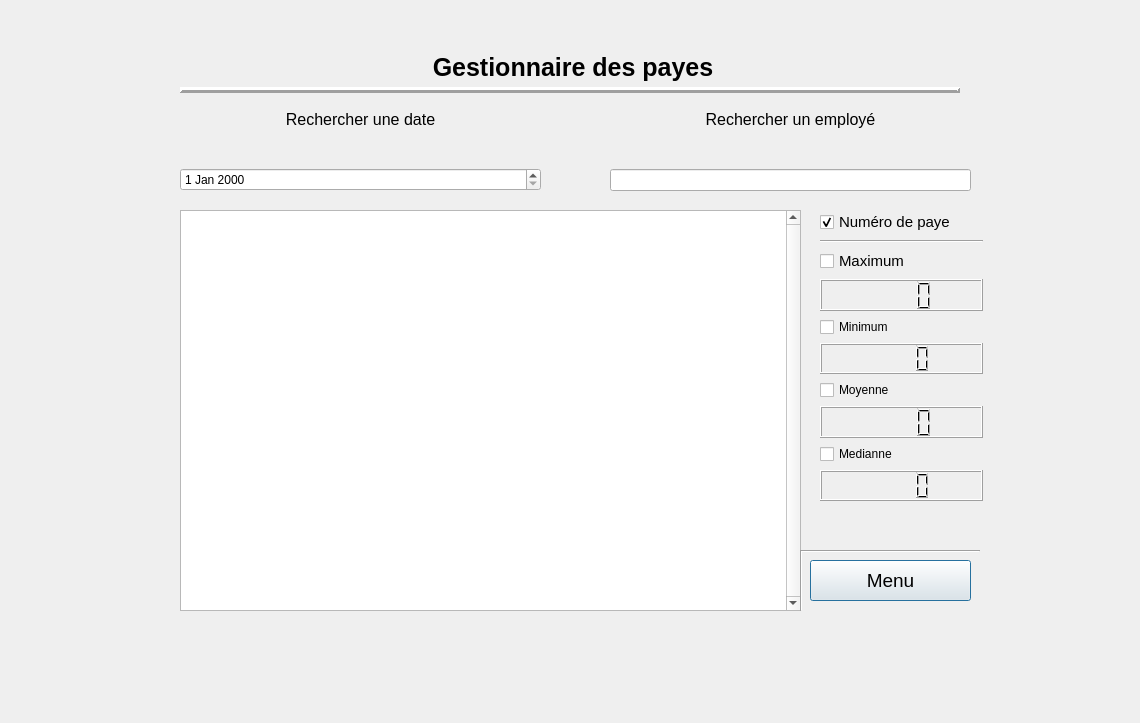
Above: UI/MenuPaye.ui from LePerron/Application-gestion-employes-projet-session-2023 before the change. Below: the same form after it.
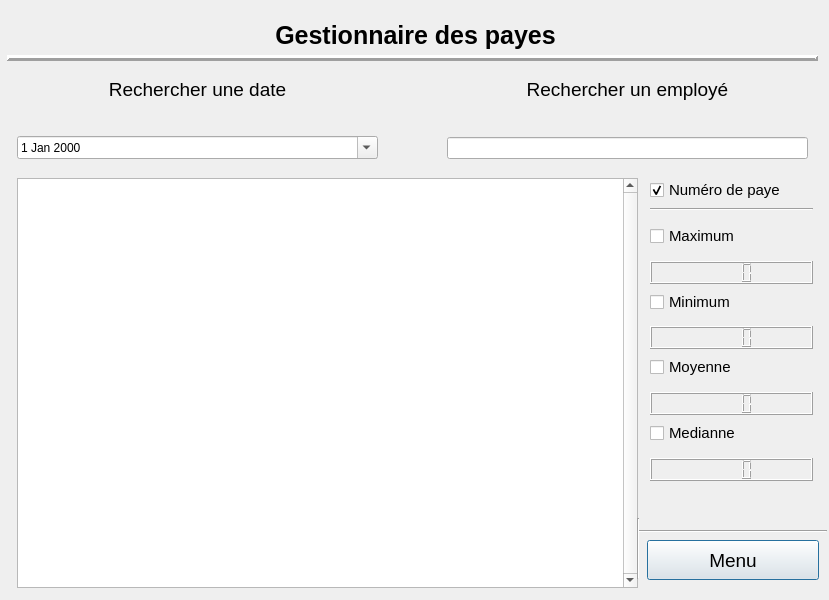
That is the form after the change.

Commit message: modification de l'interface

```diff
--- a/UI/MenuPaye.ui
+++ b/UI/MenuPaye.ui
@@ -6,8 +6,8 @@
    <rect>
     <x>0</x>
     <y>0</y>
-    <width>1140</width>
-    <height>723</height>
+    <width>829</width>
+    <height>600</height>
    </rect>
   </property>
   <property name="windowTitle">
@@ -16,8 +16,8 @@
   <widget class="QWidget" name="verticalLayoutWidget_4">
    <property name="geometry">
     <rect>
-     <x>180</x>
-     <y>110</y>
+     <x>17</x>
+     <y>78</y>
      <width>361</width>
      <height>81</height>
     </rect>
@@ -27,7 +27,7 @@
      <widget class="QLabel" name="labelRechercherEmployeDate">
       <property name="font">
        <font>
-        <pointsize>12</pointsize>
+        <pointsize>14</pointsize>
        </font>
       </property>
       <property name="text">
@@ -52,16 +52,20 @@
      </spacer>
     </item>
     <item>
-     <widget class="QDateEdit" name="dateEditRechercherPaye"/>
+     <widget class="QDateEdit" name="dateEditRechercherPaye">
+      <property name="calendarPopup">
+       <bool>true</bool>
+      </property>
+     </widget>
     </item>
    </layout>
   </widget>
   <widget class="QLabel" name="labelTitreEmploye">
    <property name="geometry">
     <rect>
-     <x>183</x>
-     <y>42</y>
-     <width>780</width>
+     <x>0</x>
+     <y>10</y>
+     <width>831</width>
      <height>51</height>
     </rect>
    </property>
@@ -82,10 +86,10 @@
   <widget class="QListView" name="listViewPaye">
    <property name="geometry">
     <rect>
-     <x>180</x>
-     <y>210</y>
+     <x>17</x>
+     <y>178</y>
      <width>621</width>
-     <height>401</height>
+     <height>410</height>
     </rect>
    </property>
    <property name="verticalScrollBarPolicy">
@@ -98,10 +102,10 @@
   <widget class="QWidget" name="verticalLayoutWidget_5">
    <property name="geometry">
     <rect>
-     <x>820</x>
-     <y>210</y>
+     <x>650</x>
+     <y>178</y>
      <width>163</width>
-     <height>291</height>
+     <height>303</height>
     </rect>
    </property>
    <layout class="QVBoxLayout" name="verticalLayout_5">
@@ -137,7 +141,20 @@
      </widget>
     </item>
     <item>
-     <widget class="QCheckBox" name="checkBoxPrenom">
+     <spacer name="verticalSpacer_7">
+      <property name="orientation">
+       <enum>Qt::Vertical</enum>
+      </property>
+      <property name="sizeHint" stdset="0">
+       <size>
+        <width>20</width>
+        <height>40</height>
+       </size>
+      </property>
+     </spacer>
+    </item>
+    <item>
+     <widget class="QCheckBox" name="checkBoxMax">
       <property name="font">
        <font>
         <pointsize>11</pointsize>
@@ -151,8 +168,26 @@
       </property>
      </widget>
     </item>
+    <item>
+     <spacer name="verticalSpacer_3">
+      <property name="orientation">
+       <enum>Qt::Vertical</enum>
+      </property>
+      <property name="sizeHint" stdset="0">
+       <size>
+        <width>20</width>
+        <height>40</height>
+       </size>
+      </property>
+     </spacer>
+    </item>
     <item>
      <widget class="QLCDNumber" name="lcdNumberMaximum">
+      <property name="font">
+       <font>
+        <pointsize>10</pointsize>
+       </font>
+      </property>
       <property name="digitCount">
        <number>4</number>
       </property>
@@ -160,13 +195,36 @@
     </item>
     <item>
      <widget class="QCheckBox" name="checkBoxMin">
+      <property name="font">
+       <font>
+        <pointsize>11</pointsize>
+       </font>
+      </property>
       <property name="text">
        <string>Minimum</string>
       </property>
      </widget>
     </item>
+    <item>
+     <spacer name="verticalSpacer_4">
+      <property name="orientation">
+       <enum>Qt::Vertical</enum>
+      </property>
+      <property name="sizeHint" stdset="0">
+       <size>
+        <width>20</width>
+        <height>40</height>
+       </size>
+      </property>
+     </spacer>
+    </item>
     <item>
      <widget class="QLCDNumber" name="lcdNumberMinimum">
+      <property name="font">
+       <font>
+        <pointsize>10</pointsize>
+       </font>
+      </property>
       <property name="digitCount">
        <number>4</number>
       </property>
@@ -174,13 +232,36 @@
     </item>
     <item>
      <widget class="QCheckBox" name="checkBoxMoyenne">
+      <property name="font">
+       <font>
+        <pointsize>11</pointsize>
+       </font>
+      </property>
       <property name="text">
        <string>Moyenne</string>
       </property>
      </widget>
     </item>
+    <item>
+     <spacer name="verticalSpacer_6">
+      <property name="orientation">
+       <enum>Qt::Vertical</enum>
+      </property>
+      <property name="sizeHint" stdset="0">
+       <size>
+        <width>20</width>
+        <height>40</height>
+       </size>
+      </property>
+     </spacer>
+    </item>
     <item>
      <widget class="QLCDNumber" name="lcdNumberMoyenne">
+      <property name="font">
+       <font>
+        <pointsize>10</pointsize>
+       </font>
+      </property>
       <property name="digitCount">
        <number>4</number>
       </property>
@@ -188,13 +269,36 @@
     </item>
     <item>
      <widget class="QCheckBox" name="checkBoxMedianne">
+      <property name="font">
+       <font>
+        <pointsize>11</pointsize>
+       </font>
+      </property>
       <property name="text">
        <string>Medianne</string>
       </property>
      </widget>
     </item>
+    <item>
+     <spacer name="verticalSpacer_5">
+      <property name="orientation">
+       <enum>Qt::Vertical</enum>
+      </property>
+      <property name="sizeHint" stdset="0">
+       <size>
+        <width>20</width>
+        <height>40</height>
+       </size>
+      </property>
+     </spacer>
+    </item>
     <item>
      <widget class="QLCDNumber" name="lcdNumberMedianne">
+      <property name="font">
+       <font>
+        <pointsize>10</pointsize>
+       </font>
+      </property>
       <property name="digitCount">
        <number>4</number>
       </property>
@@ -205,9 +309,9 @@
   <widget class="QLabel" name="labelErreurPaye">
    <property name="geometry">
     <rect>
-     <x>830</x>
-     <y>490</y>
-     <width>151</width>
+     <x>652</x>
+     <y>472</y>
+     <width>160</width>
      <height>51</height>
     </rect>
    </property>
@@ -242,10 +346,10 @@
   <widget class="Line" name="line_3">
    <property name="geometry">
     <rect>
-     <x>800</x>
-     <y>543</y>
-     <width>180</width>
-     <height>16</height>
+     <x>637</x>
+     <y>511</y>
+     <width>190</width>
+     <height>40</height>
     </rect>
    </property>
    <property name="orientation">
@@ -255,8 +359,8 @@
   <widget class="QWidget" name="verticalLayoutWidget">
    <property name="geometry">
     <rect>
-     <x>610</x>
-     <y>110</y>
+     <x>447</x>
+     <y>78</y>
      <width>361</width>
      <height>81</height>
     </rect>
@@ -266,7 +370,7 @@
      <widget class="QLabel" name="labelRechercherEmploye">
       <property name="font">
        <font>
-        <pointsize>12</pointsize>
+        <pointsize>14</pointsize>
        </font>
       </property>
       <property name="text">
@@ -298,8 +402,8 @@
   <widget class="Line" name="line_2">
    <property name="geometry">
     <rect>
-     <x>800</x>
-     <y>550</y>
+     <x>637</x>
+     <y>518</y>
      <width>3</width>
      <height>61</height>
     </rect>
@@ -311,9 +415,9 @@
   <widget class="Line" name="line">
    <property name="geometry">
     <rect>
-     <x>180</x>
-     <y>80</y>
-     <width>780</width>
+     <x>7</x>
+     <y>48</y>
+     <width>811</width>
      <height>20</height>
     </rect>
    </property>
@@ -330,10 +434,10 @@
   <widget class="QPushButton" name="pushButtonRetournerMenu">
    <property name="geometry">
     <rect>
-     <x>810</x>
-     <y>560</y>
-     <width>161</width>
-     <height>41</height>
+     <x>647</x>
+     <y>540</y>
+     <width>172</width>
+     <height>40</height>
     </rect>
    </property>
    <property name="sizePolicy">
```
Left out of the diff: 2 changed lines with no effect on the pictures. The commit also changes 3 other files.
